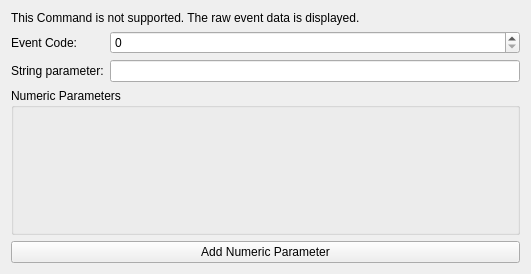
EasyRPG/Editor, file src/ui/event/event_raw_widget.ui: the form before one commit.
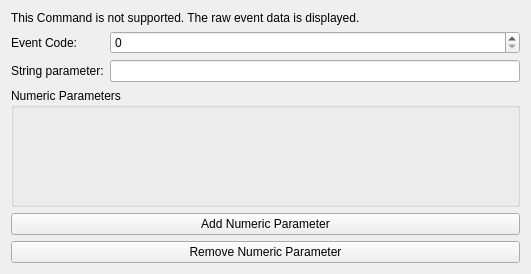
The form after the commit.

Commit message:
Event pages: Implement add and remove raw event command parameters
Numeric parameters in the raw event command editor can be added and
removed now.

```diff
--- a/src/ui/event/event_raw_widget.ui
+++ b/src/ui/event/event_raw_widget.ui
@@ -74,6 +74,13 @@
      </property>
     </widget>
    </item>
+   <item>
+    <widget class="QPushButton" name="buttonRemoveNum">
+     <property name="text">
+      <string>Remove Numeric Parameter</string>
+     </property>
+    </widget>
+   </item>
   </layout>
  </widget>
  <resources/>
```
The commit also changes 2 other files.
